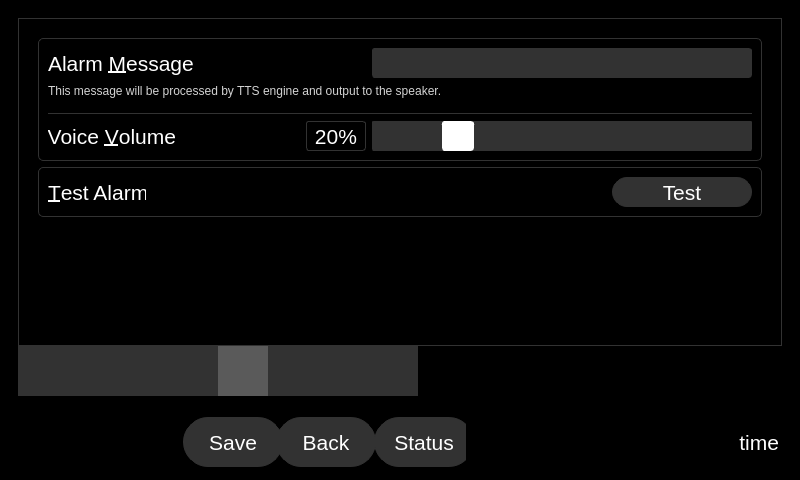
First picture: the form in qt_design/main_window.ui, repository zyl120/Naloxone_Safety_Kit, before the edit.
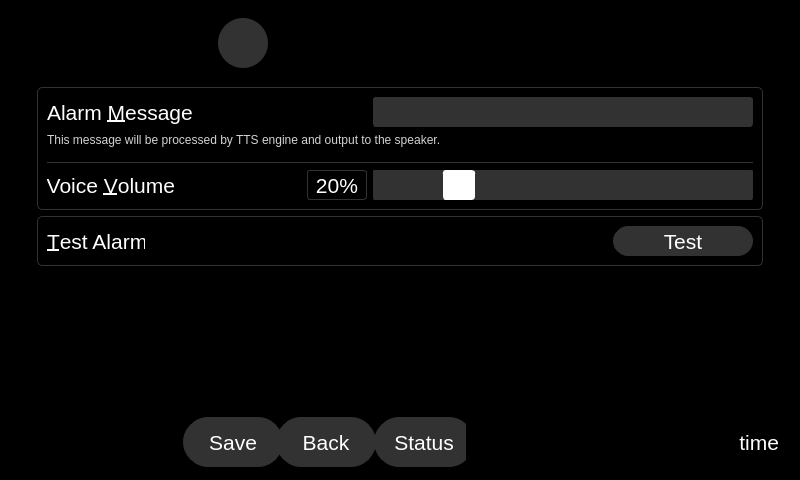
Second picture: the form after the edit. The open tabs and pages were chosen to show the change. Icons and pictures are not drawn.

Commit message: redesign the settings

```diff
--- a/qt_design/main_window.ui
+++ b/qt_design/main_window.ui
@@ -1605,28 +1605,25 @@
            <string notr="true">QTabWidget::tab-bar {
 alignment: center;
 }
-QTabWidget::pane{border-radius: 0px;border-color:rgb(50,50,50);border-width: 1px;border-style: solid;}
+QTabWidget::pane{border-radius: 0px;border-color:rgb(50,50,50);border-width: 0px;border-style: solid;}
 QTabBar::tab{
 padding-left: 9px;
 padding-right: -9px;
 width:50px;
-height:50px}
+height:50px;
+border-radius:25px}
 QTabBar::tab:selected {
-background: rgb(90,90,90);
-color:white;
-}
-QTabBar::tab:!selected {
 background: rgb(50,50,50);
+color:white;
+}
+QTabBar::tab:!selected {
+background: black;
 color: white;
 }
-QTabBar::tab:disabled {
-background: rgb(20,20,20);
-color:darkgrey
-}
 </string>
           </property>
           <property name="tabPosition">
-           <enum>QTabWidget::South</enum>
+           <enum>QTabWidget::North</enum>
           </property>
           <property name="tabShape">
            <enum>QTabWidget::Rounded</enum>
@@ -2823,8 +2820,8 @@
                 <rect>
                  <x>0</x>
                  <y>0</y>
-                 <width>724</width>
-                 <height>284</height>
+                 <width>726</width>
+                 <height>292</height>
                 </rect>
                </property>
                <layout class="QVBoxLayout" name="verticalLayout_14">
```
Left out of the diff: 10 changed lines with no effect on the pictures. The commit also changes 2 other files.
